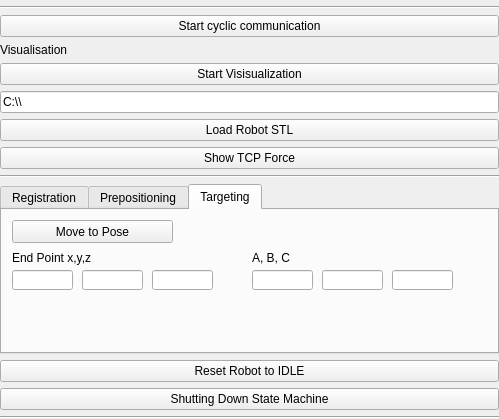
Above: LightWeightRobotIGT/Resources/UI/qSlicerLightWeightRobotIGTFooBarWidget.ui from SNRLab/LightWeightRobotIGT before the change. Below: the same form after it.
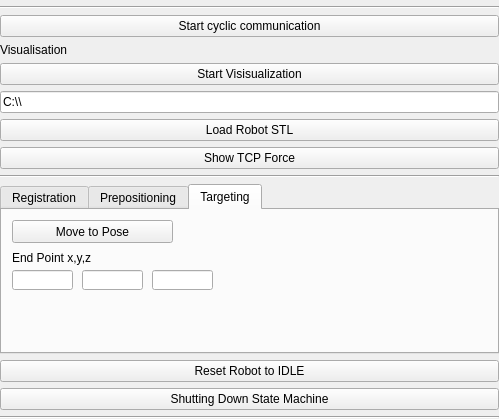
That is the form after the change. The open tabs and pages were chosen to show the change. Custom widgets are drawn as their Qt base class.

Commit message:
ENH: Symplified virtual fixtures definition
Using the entrance point and end point of the planned trajectory for the
definition of the virtual fixture.

Patch:
```diff
--- a/LightWeightRobotIGT/Resources/UI/qSlicerLightWeightRobotIGTFooBarWidget.ui
+++ b/LightWeightRobotIGT/Resources/UI/qSlicerLightWeightRobotIGTFooBarWidget.ui
@@ -362,19 +362,6 @@
         <string>Move to Pose</string>
        </property>
       </widget>
-      <widget class="QLabel" name="label_10">
-       <property name="geometry">
-        <rect>
-         <x>250</x>
-         <y>40</y>
-         <width>41</width>
-         <height>16</height>
-        </rect>
-       </property>
-       <property name="text">
-        <string>A, B, C</string>
-       </property>
-      </widget>
       <widget class="QLabel" name="label_11">
        <property name="geometry">
         <rect>
@@ -418,36 +405,6 @@
         </rect>
        </property>
       </widget>
-      <widget class="QLineEdit" name="lineEdit_MPA">
-       <property name="geometry">
-        <rect>
-         <x>250</x>
-         <y>60</y>
-         <width>61</width>
-         <height>20</height>
-        </rect>
-       </property>
-      </widget>
-      <widget class="QLineEdit" name="lineEdit_MPB">
-       <property name="geometry">
-        <rect>
-         <x>320</x>
-         <y>60</y>
-         <width>61</width>
-         <height>20</height>
-        </rect>
-       </property>
-      </widget>
-      <widget class="QLineEdit" name="lineEdit_MPC">
-       <property name="geometry">
-        <rect>
-         <x>390</x>
-         <y>60</y>
-         <width>61</width>
-         <height>20</height>
-        </rect>
-       </property>
-      </widget>
      </widget>
     </widget>
    </item>
```
Left out of the diff: 135 changed lines with no effect on the pictures. The commit also changes 2 other files.
